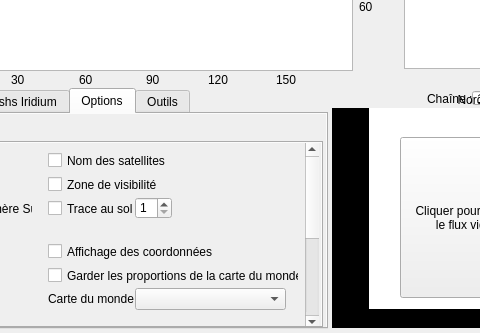
The window that previsat.ui (mconsidine/previsat_archive) describes before a commit, drawn with Qt 5; both pictures show x 456 to 936 and y 357 to 690 of the 1068 by 690 pixel window.
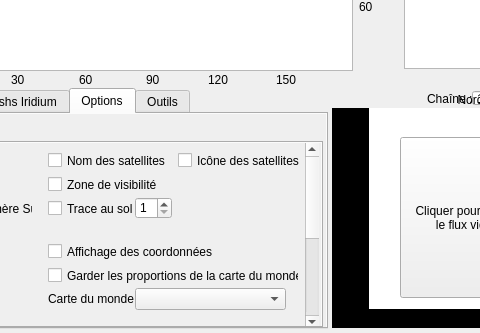
The same window after the commit. The open tabs and pages were chosen to show the change. Icons and pictures are not drawn.

Commit message: Ajout du choix d'affichage de certains satellites sous forme d'icones

What changed in the file:
```diff
--- a/previsat.ui
+++ b/previsat.ui
@@ -10274,6 +10274,22 @@
                  </property>
                 </widget>
                </widget>
+               <widget class="QCheckBox" name="afficone">
+                <property name="geometry">
+                 <rect>
+                  <x>620</x>
+                  <y>9</y>
+                  <width>124</width>
+                  <height>17</height>
+                 </rect>
+                </property>
+                <property name="font">
+                 <font/>
+                </property>
+                <property name="text">
+                 <string>Icône des satellites</string>
+                </property>
+               </widget>
               </widget>
              </widget>
             </widget>
```
Left out of the diff: 4 changed lines with no effect on the pictures. The commit also changes 3 other files.
